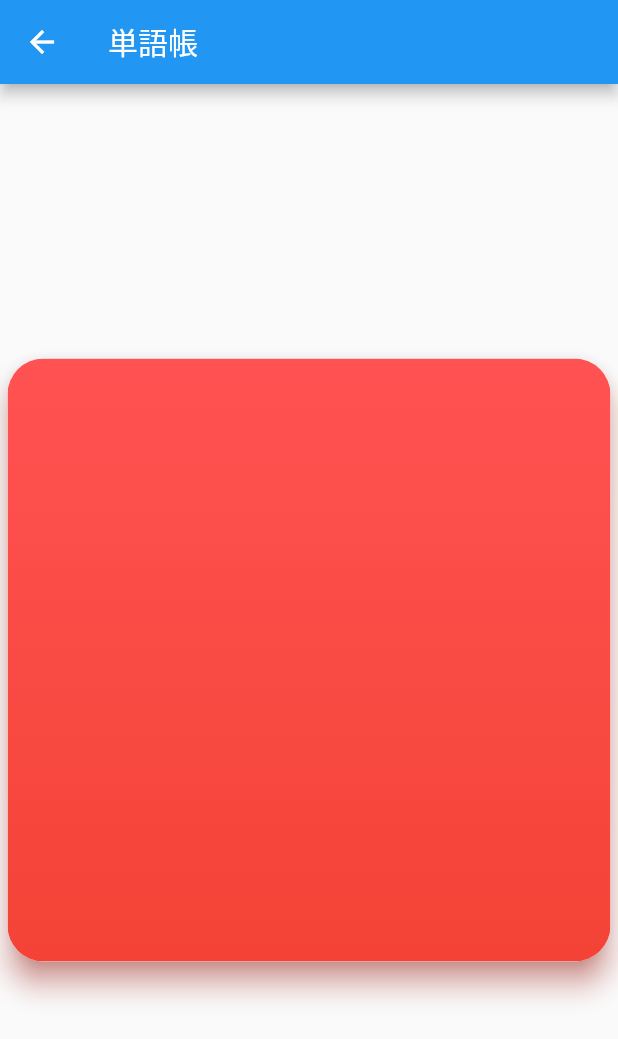
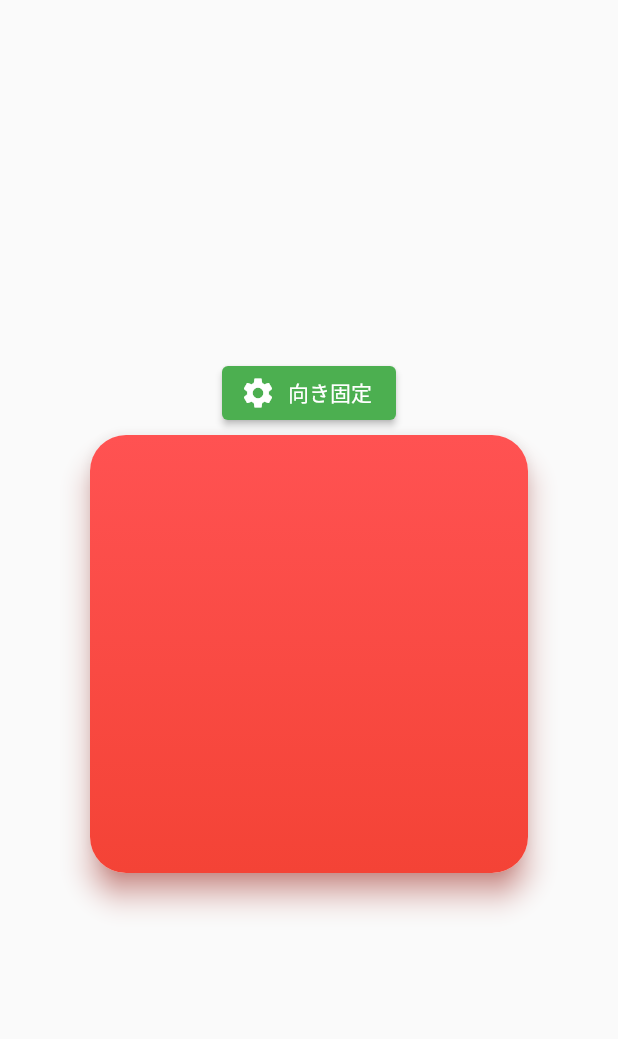
Before and after one commit to trainshogi/tango_flutter, a Flutter app: the screen it shows after launch, after a tap on "3年A組", on a phone screen of 412 x 824 dp. Shown: the top 1039 px of the screen. Run offline on Flutter 3.47's test engine with Material 2 defaults, Android fonts, the phone set to English and light mode, and no system bars; network calls fail.

Commit message:
fix about rotate lock

```diff
--- a/lib/main.dart
+++ b/lib/main.dart
@@ -35,8 +35,10 @@ class _MyHomePageState extends State<MyHomePage> {
   Widget build(BuildContext context) {
     return Scaffold(
       appBar: AppBar(
-        title: Text(widget.title),
+        backgroundColor: Colors.white.withOpacity(0.0),
+        elevation: 0.0,
       ),
+      extendBodyBehindAppBar: true,
       body: Center(
         child: Column(
           mainAxisAlignment: MainAxisAlignment.center,
--- a/lib/tangocho.dart
+++ b/lib/tangocho.dart
@@ -1,9 +1,9 @@
-import 'dart:developer';
-import 'dart:ffi';
-
 import 'package:flutter/material.dart';
+import 'package:flutter/services.Dart';
 import 'package:http/http.dart' as http;
 import 'package:tango_flutter/tango_card.dart';
+
+import 'dart:developer';
 import 'dart:convert';
 import 'dart:math';
 
@@ -12,17 +12,57 @@ class TangochoPage extends StatelessWidget {
   @override
   Widget build(BuildContext context) {
     return Scaffold(
-      appBar: AppBar(
-        title: Text("単語帳"),
-      ),
+      extendBodyBehindAppBar: true,
       body: Center(
-        child: Column(
-            mainAxisAlignment: MainAxisAlignment.center,
-            children: <Widget>[
-              Tangocho()
-            ]
-        ),
+        child: TangochoPageContent(),
       )
+    );
+  }
+}
+
+class TangochoPageContent extends StatefulWidget {
+  @override
+  TangochoPageContentState createState() => new TangochoPageContentState();
+}
+
+class TangochoPageContentState extends State<TangochoPageContent> {
+
+  bool rotateLock = false;
+  static const Map<bool, String> buttonString = {false: "向き固定", true: "固定解除"};
+
+  @override
+  Widget build(BuildContext context) {
+    return Column(
+        mainAxisAlignment: MainAxisAlignment.center,
+        children: <Widget>[
+          ElevatedButton.icon(
+            icon: const Icon(
+              Icons.settings,
+              color: Colors.white,
+            ),
+            label: Text(buttonString[rotateLock] ?? "向き固定・解除"),
+            style: ElevatedButton.styleFrom(
+              primary: Colors.green,
+              onPrimary: Colors.white,
+            ),
+            onPressed: () {
+              Orientation orientation = MediaQuery.of(context).orientation;
+              if (rotateLock) {
+                unfreezeOrientation();
+                setState(() {
+                  rotateLock = false;
+                });
+              }
+              else {
+                freezeOrientation(orientation);
+                setState(() {
+                  rotateLock = true;
+                });
+              }
+            },
+          ),
+          Tangocho()
+        ]
     );
   }
 }
@@ -91,10 +131,22 @@ class TangochoState extends State<Tangocho> {
   }
 
   @override
+  void dispose(){
+    unfreezeOrientation().then((value) => super.dispose());
+  }
+
+  @override
   Widget build(BuildContext context) {
-    final Size size = MediaQuery.of(context).size;
-    final double squareLength = min(size.width, size.height) - 10;
-    return buildColoredCard(squareLength);
+    return OrientationBuilder(
+      builder: (context, orientation) {
+        final Size size = MediaQuery.of(context).size;
+        final double squareLength = min(size.width, size.height) - 120;
+        return RotatedBox(
+            quarterTurns: orientation == Orientation.portrait ? 0 : 1,
+            child: buildColoredCard(squareLength),
+          );
+      },
+    );
   }
 
   Widget buildColoredCard(double squareLength) => Card(
@@ -141,3 +193,39 @@ class TangochoState extends State<Tangocho> {
     )
   );
 }
+
+List<DeviceOrientation> orientation2DeviceOrientation(Orientation orientation) {
+  switch(orientation) {
+    case Orientation.landscape:
+      return [
+        DeviceOrientation.landscapeRight,
+        DeviceOrientation.landscapeLeft,
+      ];
+    case Orientation.portrait:
+      return [
+        DeviceOrientation.portraitUp,
+        DeviceOrientation.portraitDown,
+      ];
+    default:
+      return [
+        DeviceOrientation.landscapeRight,
+        DeviceOrientation.landscapeLeft,
+        DeviceOrientation.portraitUp,
+        DeviceOrientation.portraitDown,
+      ];
+  }
+}
+
+Future<void> freezeOrientation(Orientation orientation) {
+  List<DeviceOrientation> deviceOrientation = orientation2DeviceOrientation(orientation);
+  return SystemChrome.setPreferredOrientations(deviceOrientation);
+}
+
+Future<void> unfreezeOrientation() {
+  return SystemChrome.setPreferredOrientations([
+    DeviceOrientation.landscapeRight,
+    DeviceOrientation.landscapeLeft,
+    DeviceOrientation.portraitUp,
+    DeviceOrientation.portraitDown,
+  ]);
+}
```
